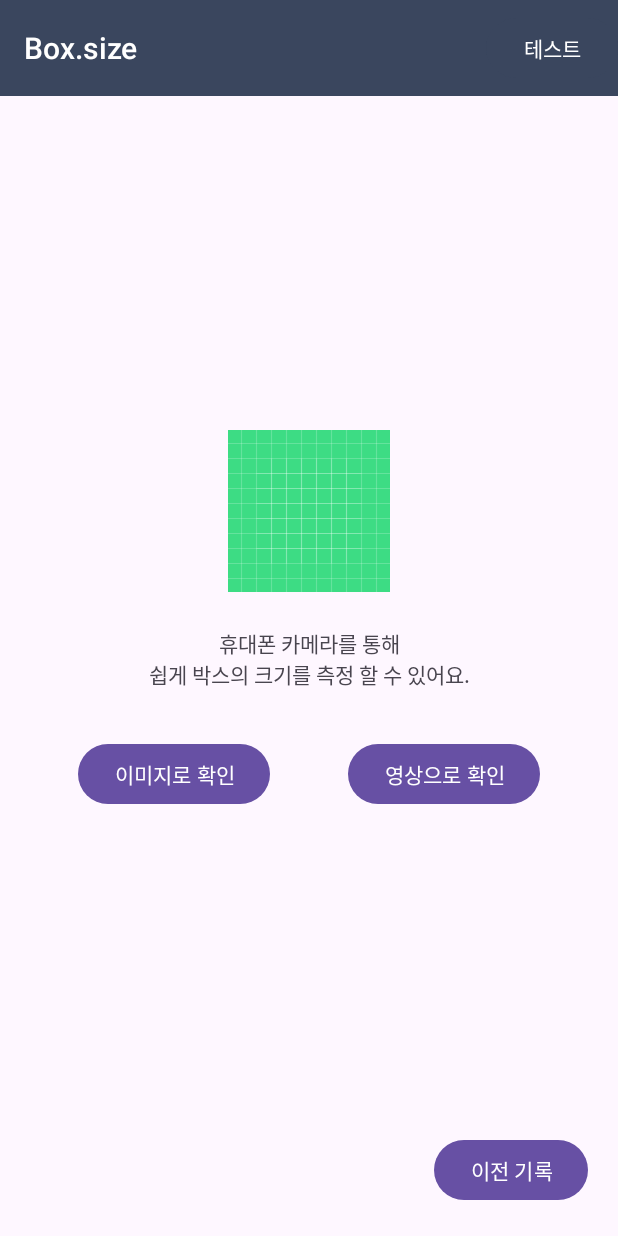
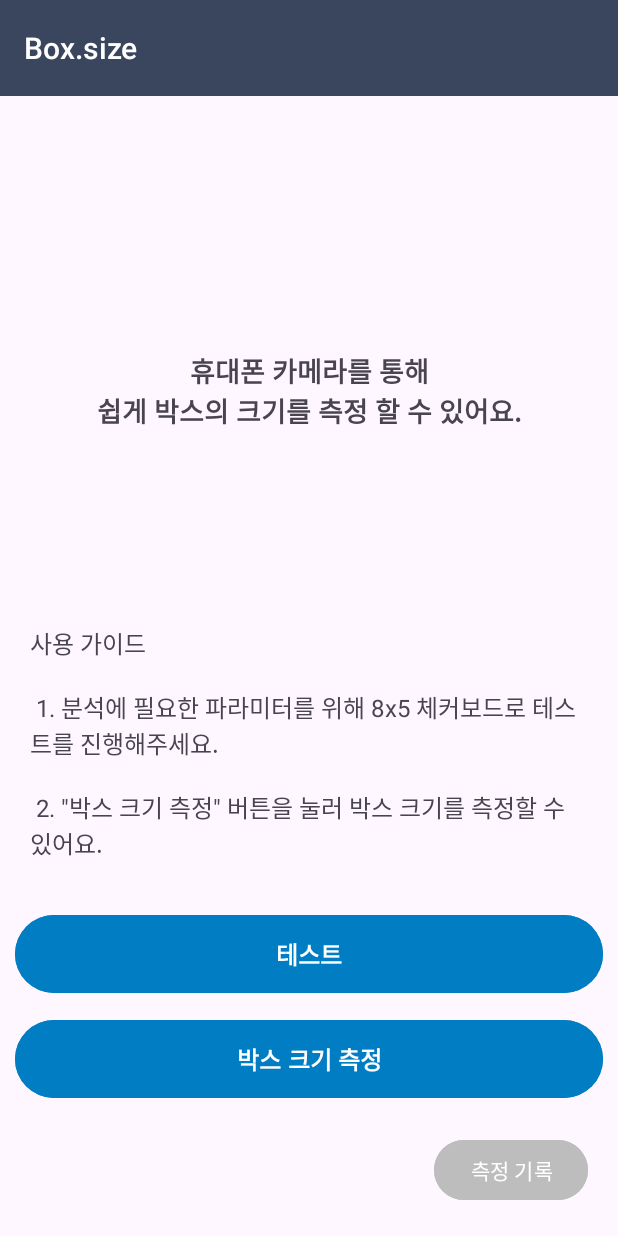
Before and after one commit to Box-size/box.size-android, an Android app: the screen it shows after launch (MainActivity), on a phone screen of 412 x 824 dp. Run offline under Robolectric (Android 15) with nearby library versions, the phone set to English and light mode, and no system bars.

Commit message:
feat: 전반적인 ui수정, ux플로우 구현

```diff
--- a/app/src/main/java/com/boxdotsize/boxdotsize_android/BoxAnalyzeInteractor.kt
+++ b/app/src/main/java/com/boxdotsize/boxdotsize_android/BoxAnalyzeInteractor.kt
@@ -25,21 +25,25 @@ import org.json.JSONObject
 import java.io.File
 import java.io.FileOutputStream
 import java.text.SimpleDateFormat
+import java.util.EventListener
 import java.util.Locale
 import kotlin.coroutines.resume
 import kotlin.coroutines.resumeWithException
 import kotlin.math.max
 import kotlin.math.min
 
-class BoxAnalyzeInteractor(private val listener: OnBoxAnalyzeResponseListener) {
+class BoxAnalyzeInteractor(private val listener: OnBoxAnalyzeResponseListener,private val paramsExistListener: OnParamsCheckListener) {
+
 
     private var cameraParams: String? = null
 
     private val TAG = "BoxAnalyze"
 
+
+
     init {
         getCameraParams().observeForever {
-            Toast.makeText(BoxDotSize.ApplicationContext(), "파라미터 가져옴", Toast.LENGTH_SHORT).show()
+            if(it==null)paramsExistListener.onParamsChecked(false)
             cameraParams = it?.params
         }
     }
@@ -50,6 +54,9 @@ class BoxAnalyzeInteractor(private val listener: OnBoxAnalyzeResponseListener) {
         fun onResponse(width: Float, height: Float, tall: Float)
 
         fun onError()
+    }
+    fun interface OnParamsCheckListener{
+        fun onParamsChecked(isExist:Boolean)
     }
 
     fun requestBoxAnalyze(
--- a/app/src/main/java/com/boxdotsize/boxdotsize_android/ui/HomeFragment.kt
+++ b/app/src/main/java/com/boxdotsize/boxdotsize_android/ui/HomeFragment.kt
@@ -28,15 +28,9 @@ class HomeFragment : Fragment() {
         binding.btGoGallery.setOnClickListener {
             findNavController().navigate(R.id.action_homeFragment_to_imageFragment)
         }
-
-        binding.btGoVideo.setOnClickListener {
-            findNavController().navigate(R.id.action_homeFragment_to_previewFragment)
-        }
-
         binding.btnTest.setOnClickListener {
             findNavController().navigate(R.id.action_homeFragment_to_testFragment)
         }
-
         binding.btnGoRecord.setOnClickListener {
             findNavController().navigate(R.id.action_homeFragment_to_recordFragment)
         }
--- a/app/src/main/java/com/boxdotsize/boxdotsize_android/ui/UniBoxSizeMeasureFragment.kt
+++ b/app/src/main/java/com/boxdotsize/boxdotsize_android/ui/UniBoxSizeMeasureFragment.kt
@@ -29,6 +29,7 @@ import androidx.camera.video.Recording
 import androidx.camera.video.VideoCapture
 import androidx.core.content.ContextCompat
 import androidx.fragment.app.Fragment
+import androidx.navigation.fragment.findNavController
 import com.boxdotsize.boxdotsize_android.BoxAnalyzeInteractor
 import com.boxdotsize.boxdotsize_android.databinding.FragmentPreviewBinding
 import io.reactivex.rxjava3.disposables.Disposable
@@ -48,15 +49,13 @@ class UniBoxSizeMeasureFragment : Fragment() {
     private val contract = ActivityResultContracts.RequestPermission()
 
     private var imageCapture: ImageCapture? = null
-    private var videoCapture: VideoCapture<Recorder>? = null
-    private var recording: Recording? = null
     private val observable = PublishSubject.create<Float>()
 
     private lateinit var cameraExecutor: ExecutorService
 
     private var interactor: BoxAnalyzeInteractor? = null
 
-    private var disposable:Disposable?=null
+    private var disposable: Disposable? = null
 
     companion object {
         private const val TAG = "CameraXApp"
@@ -106,7 +105,12 @@ class UniBoxSizeMeasureFragment : Fragment() {
                 override fun onError() {
                     //TODO("Not yet implemented")
                 }
-            })
+            }) { isParamsExist ->
+                if (!isParamsExist) {
+                    Toast.makeText(requireContext(),"테스트를 먼저 진행해주세요!",Toast.LENGTH_SHORT).show()
+                    findNavController().popBackStack()
+                }
+            }
 
         return binding?.root
     }
--- a/app/src/main/res/layout/fragment_home.xml
+++ b/app/src/main/res/layout/fragment_home.xml
@@ -21,60 +21,44 @@
         android:id="@+id/tv_home_descripiton"
         android:layout_width="wrap_content"
         android:layout_height="wrap_content"
-        android:layout_marginTop="24dp"
         android:text="@string/home_description"
         android:textAlignment="center"
-        app:layout_constraintBottom_toTopOf="@+id/bt_go_gallery"
+        android:textSize="18sp"
+        android:textStyle="bold"
+        app:layout_constraintBottom_toBottomOf="parent"
         app:layout_constraintEnd_toEndOf="parent"
-        app:layout_constraintHorizontal_bias="0.5"
-        app:layout_constraintStart_toStartOf="parent"
-        app:layout_constraintTop_toBottomOf="@+id/iv_box_img" />
-
-    <ImageView
-        android:id="@+id/iv_box_img"
-        android:layout_width="wrap_content"
-        android:layout_height="wrap_content"
-        app:layout_constraintBottom_toTopOf="@+id/tv_home_descripiton"
-        app:layout_constraintEnd_toEndOf="parent"
-        app:layout_constraintHorizontal_bias="0.5"
         app:layout_constraintStart_toStartOf="parent"
         app:layout_constraintTop_toBottomOf="@+id/toolbar"
-        app:layout_constraintVertical_bias="0.44"
-        app:layout_constraintVertical_chainStyle="packed"
-        app:srcCompat="@drawable/ic_launcher_background" />
+        app:layout_constraintVertical_bias="0.241" />
 
     <Button
         android:id="@+id/bt_go_gallery"
-        android:layout_width="wrap_content"
+        android:layout_width="0dp"
         android:layout_height="wrap_content"
-        android:layout_marginTop="32dp"
-        android:text="@string/go_camera"
-        app:layout_constraintBottom_toBottomOf="parent"
-        app:layout_constraintEnd_toStartOf="@+id/bt_go_video"
-        app:layout_constraintHorizontal_bias="0.5"
-        app:layout_constraintStart_toStartOf="parent"
-        app:layout_constraintTop_toBottomOf="@+id/tv_home_descripiton" />
-
-    <Button
-        android:id="@+id/bt_go_video"
-        android:layout_width="wrap_content"
-        android:layout_height="wrap_content"
-        android:text="@string/go_video"
-        app:layout_constraintBottom_toBottomOf="@+id/bt_go_gallery"
-        app:layout_constraintEnd_toEndOf="parent"
-        app:layout_constraintHorizontal_bias="0.5"
-        app:layout_constraintStart_toEndOf="@+id/bt_go_gallery"
-        app:layout_constraintTop_toTopOf="@+id/bt_go_gallery" />
+        android:layout_marginBottom="20dp"
+        android:backgroundTint="@color/cj_blue"
+        android:minHeight="60dp"
+        android:text="@string/analyze_box_size"
+        android:textSize="16sp"
+        android:textStyle="bold"
+        app:layout_constraintBottom_toTopOf="@+id/btn_go_record"
+        app:layout_constraintEnd_toEndOf="@+id/btn_test"
+        app:layout_constraintStart_toStartOf="@+id/btn_test" />
 
     <Button
         android:id="@+id/btn_test"
-        android:layout_width="wrap_content"
+        android:layout_width="0dp"
         android:layout_height="wrap_content"
-        android:backgroundTint="@color/cj_navy"
+        android:layout_marginHorizontal="10dp"
+        android:layout_marginBottom="10dp"
+        android:backgroundTint="@color/cj_blue"
+        android:minHeight="60dp"
         android:text="@string/test"
-        app:layout_constraintBottom_toBottomOf="@+id/toolbar"
-        app:layout_constraintEnd_toEndOf="@+id/toolbar"
-        app:layout_constraintTop_toTopOf="parent" />
+        android:textSize="16sp"
+        android:textStyle="bold"
+        app:layout_constraintBottom_toTopOf="@+id/bt_go_gallery"
+        app:layout_constraintEnd_toEndOf="parent"
+        app:layout_constraintStart_toStartOf="parent" />
 
     <Button
         android:id="@+id/btn_go_record"
@@ -82,7 +66,23 @@
         android:layout_height="wrap_content"
         android:layout_marginEnd="20dp"
         android:layout_marginBottom="20dp"
-        android:text="이전 기록"
+        android:backgroundTint="#BDBDBD"
+        android:text="@string/analyze_record"
         app:layout_constraintBottom_toBottomOf="parent"
         app:layout_constraintEnd_toEndOf="parent" />
+
+    <TextView
+        android:id="@+id/textView2"
+        android:layout_width="0dp"
+        android:layout_height="wrap_content"
+        android:layout_marginStart="20dp"
+        android:layout_marginTop="50dp"
+        android:layout_marginEnd="20dp"
+        android:text="@string/guide"
+        android:textSize="16sp"
+        app:layout_constraintBottom_toTopOf="@+id/btn_test"
+        app:layout_constraintEnd_toEndOf="parent"
+        app:layout_constraintStart_toStartOf="parent"
+        app:layout_constraintTop_toBottomOf="@+id/tv_home_descripiton"
+        app:layout_constraintVertical_bias="0.71000004" />
 </androidx.constraintlayout.widget.ConstraintLayout>
--- a/app/src/main/res/layout/fragment_image.xml
+++ /dev/null
@@ -1,16 +0,0 @@
-<?xml version="1.0" encoding="utf-8"?>
-<androidx.constraintlayout.widget.ConstraintLayout xmlns:android="http://schemas.android.com/apk/res/android"
-    xmlns:app="http://schemas.android.com/apk/res-auto"
-    xmlns:tools="http://schemas.android.com/tools"
-    android:layout_width="match_parent"
-    android:layout_height="match_parent">
-
-    <SurfaceView
-        android:id="@+id/sv_preview"
-        android:layout_width="0dp"
-        android:layout_height="0dp"
-        app:layout_constraintBottom_toBottomOf="parent"
-        app:layout_constraintEnd_toEndOf="parent"
-        app:layout_constraintStart_toStartOf="parent"
-        app:layout_constraintTop_toTopOf="parent" />
-</androidx.constraintlayout.widget.ConstraintLayout>
--- a/app/src/main/res/values/colors.xml
+++ b/app/src/main/res/values/colors.xml
@@ -2,5 +2,8 @@
 <resources>
     <color name="black">#FF000000</color>
     <color name="white">#FFFFFFFF</color>
-    <color name="cj_navy">#3A465E</color>
+    <color name="cj_navy">#FF3A465E</color>
+    <color name="cj_blue">#FF007DC3</color>
+    <color name="cj_red">#FFE31B23</color>
+    <color name="cj_yellow">#FFF8971D</color>
 </resources>
--- a/app/src/main/res/values/strings.xml
+++ b/app/src/main/res/values/strings.xml
@@ -6,5 +6,8 @@
     <string name="video_guide">동영상 촬영 가이드라인</string>
     <string name="test">테스트</string>
     <string name="test_start">테스트 시작</string>
-    <string name="testing">테스트 중...</string>
+    <string name="testing">테스트 중..</string>
+    <string name="analyze_box_size">박스 크기 측정</string>
+    <string name="guide">사용 가이드\n\n 1. 분석에 필요한 파라미터를 위해 8x5 체커보드로 테스트를 진행해주세요. \n\n 2. \"박스 크기 측정\" 버튼을 눌러 박스 크기를 측정할 수 있어요.</string>
+    <string name="analyze_record">측정 기록</string>
 </resources>
--- a/app/src/main/res/values/themes.xml
+++ b/app/src/main/res/values/themes.xml
@@ -1,9 +1,11 @@
 <resources xmlns:tools="http://schemas.android.com/tools">
     <!-- Base application theme. -->
-    <style name="Base.Theme.BoxDotSize" parent="Theme.Material3.DayNight.NoActionBar">
+    <style name="Base.Theme.BoxDotSize" parent="Theme.Material3.Light.NoActionBar">
         <!-- Customize your light theme here. -->
         <!-- <item name="colorPrimary">@color/my_light_primary</item> -->
     </style>
 
-    <style name="Theme.BoxDotSize" parent="Base.Theme.BoxDotSize" />
+    <style name="Theme.BoxDotSize" parent="Theme.Material3.Light.NoActionBar" >
+        <item name="android:statusBarColor">@color/cj_navy</item>
+    </style>
 </resources>
```
